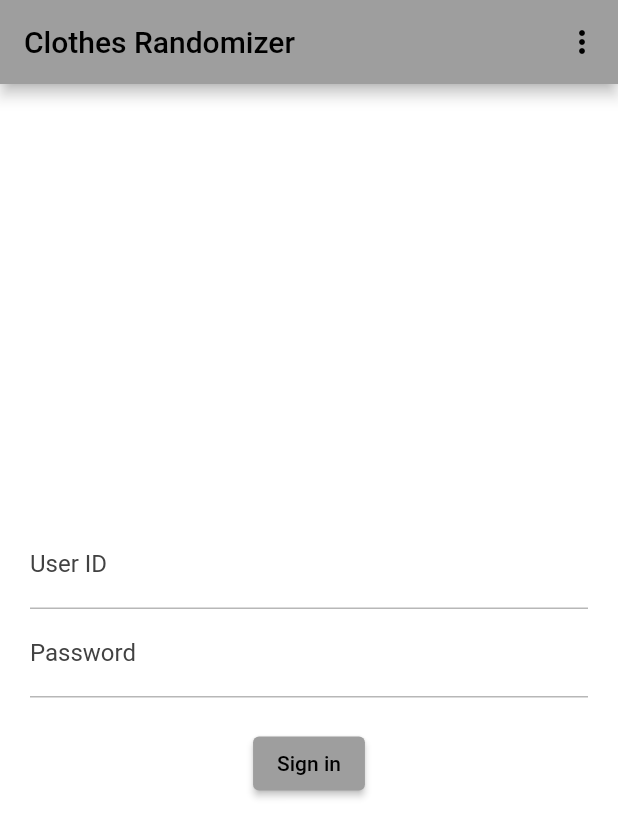
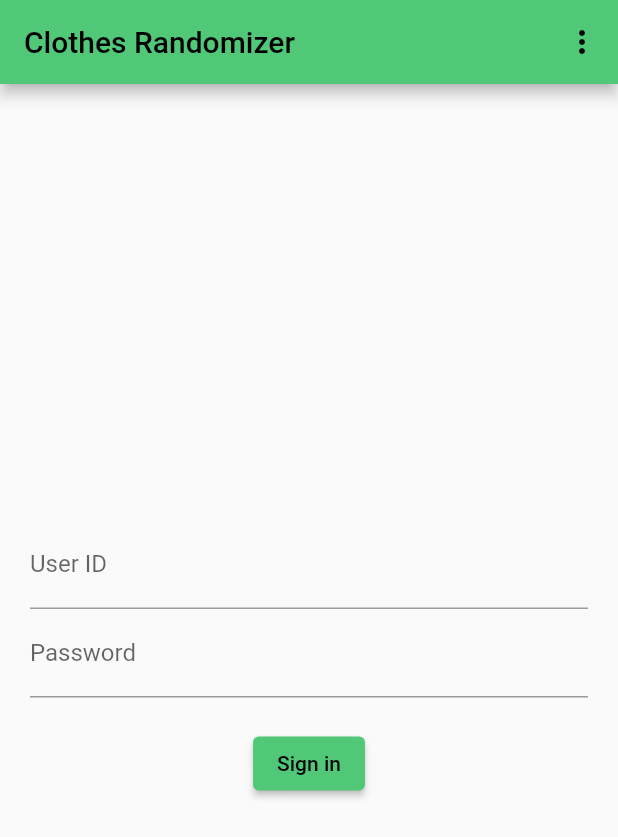
Before and after one commit to GuiRitter/ClothesRandomizerApp, a Flutter app: the screen it shows after launch, on a phone screen of 412 x 824 dp. Shown: the top 837 px of the screen. Run offline on Flutter 3.47's test engine with Material 2 defaults, Android fonts, the phone set to English and light mode, and no system bars; our stand-ins replace dio, shared_preferences; generated files the repository leaves out were written again.

Commit message:
added provisional colors until color scheme bugs can be fixed

```diff
--- a/lib/themes/dark.theme.dart
+++ b/lib/themes/dark.theme.dart
@@ -1,31 +1,67 @@
-import 'package:clothes_randomizer_app/themes/system.theme.dart';
 import 'package:flutter/material.dart';
 
 ThemeData dark({
   required BuildContext context,
 }) =>
-    getTheme(
-      brightness: Brightness.dark,
-      context: context,
-      primary: Colors.grey.shade700,
-      onPrimary: Colors.white,
-      onSurface: Colors.grey.shade500,
-      appBar: Colors.grey.shade700,
-      appBarShadow: Colors.grey,
-      bottomAppBarShadow: Colors.grey,
-      canvas: Colors.black,
-      card: Colors.grey.shade900,
-      dialogBackground: Colors.grey.shade900,
-      divider: Colors.grey.shade800,
-      listTileIcon: Colors.grey.shade500,
-      scaffoldBackground: Colors.black,
-      scrim: Colors.white54,
-      shadow: Colors.grey,
-      snackBarBackground: Colors.white,
-      snackBarContent: Colors.grey.shade700,
-      textBody: Colors.grey.shade500,
-      textDisplay: Colors.grey.shade600,
-      textButtonForeground: Colors.grey.shade500,
-      textFieldLabelBlurred: Colors.grey.shade500,
-      textFieldLabelFocused: Colors.grey.shade500,
+    ThemeData.dark().copyWith(
+      colorScheme: ColorScheme.fromSwatch(
+        primarySwatch: MaterialColor(
+          const Color(
+            0xFF006a2a,
+          ).value,
+          const {
+            50: Color(
+              0xFFe7f7eb,
+            ),
+            100: Color(
+              0xFFc4ebcf,
+            ),
+            200: Color(
+              0xFF9edeb0,
+            ),
+            300: Color(
+              0xFF73d290,
+            ),
+            400: Color(
+              0xFF50c878,
+            ),
+            500: Color(
+              0xFF24be60,
+            ),
+            600: Color(
+              0xFF19ae55,
+            ),
+            700: Color(
+              0xFF079b49,
+            ),
+            800: Color(
+              0xFF008a3e,
+            ),
+            900: Color(
+              0xFF006a2a,
+            ),
+          },
+        ),
+        accentColor: const Color.fromARGB(
+          255,
+          128,
+          255,
+          0,
+        ),
+        backgroundColor: const Color(
+          0xFF121212,
+        ),
+        brightness: Brightness.dark,
+        cardColor: const Color(
+          0xFF121212,
+        ),
+        errorColor: const Color(
+          0xFFCF6679,
+        ),
+      ),
+      appBarTheme: const AppBarTheme(
+        color: Color(
+          0xFF006a2a,
+        ),
+      ),
     );
--- a/lib/themes/light.theme.dart
+++ b/lib/themes/light.theme.dart
@@ -1,35 +1,60 @@
-import 'package:clothes_randomizer_app/themes/system.theme.dart';
 import 'package:flutter/material.dart';
 
 ThemeData light({
   required BuildContext context,
 }) =>
-    getTheme(
-      brightness: Brightness.light,
-      context: context,
-      primary: Colors.grey.shade500,
-      onPrimary: Colors.black,
-      onSurface: Colors.grey.shade800,
-      appBar: Colors.grey.shade500,
-      appBarShadow: Theme.of(
-        context,
-      ).shadowColor,
-      bottomAppBarShadow: Colors.grey,
-      canvas: Colors.white,
-      card: Colors.grey.shade300,
-      dialogBackground: Colors.grey.shade300,
-      divider: Colors.grey.shade400,
-      listTileIcon: Colors.grey.shade500,
-      scaffoldBackground: Colors.white,
-      scrim: Colors.black54,
-      shadow: Theme.of(
-        context,
-      ).shadowColor,
-      snackBarBackground: Colors.black,
-      snackBarContent: Colors.grey.shade500,
-      textBody: Colors.grey.shade800,
-      textDisplay: Colors.grey.shade600,
-      textButtonForeground: Colors.grey.shade800,
-      textFieldLabelBlurred: Colors.grey.shade800,
-      textFieldLabelFocused: Colors.grey.shade800,
+    ThemeData.light().copyWith(
+      colorScheme: ColorScheme.fromSwatch(
+        primarySwatch: MaterialColor(
+          const Color(
+            0xFF50C878,
+            // 0xFFe7f7eb,
+            // 0xFF006a2a,
+          ).value,
+          const {
+            50: Color(
+              0xFFe7f7eb,
+            ),
+            100: Color(
+              0xFFc4ebcf,
+            ),
+            200: Color(
+              0xFF9edeb0,
+            ),
+            300: Color(
+              0xFF73d290,
+            ),
+            400: Color(
+              0xFF50c878,
+            ),
+            500: Color(
+              0xFF24be60,
+            ),
+            600: Color(
+              0xFF19ae55,
+            ),
+            700: Color(
+              0xFF079b49,
+            ),
+            800: Color(
+              0xFF008a3e,
+            ),
+            900: Color(
+              0xFF006a2a,
+            ),
+          },
+        ),
+        accentColor: const Color.fromARGB(
+          255,
+          128,
+          255,
+          0,
+        ),
+        backgroundColor: Colors.white,
+        brightness: Brightness.light,
+        cardColor: Colors.white,
+        errorColor: const Color(
+          0xFFB00020,
+        ),
+      ),
     );
--- a/lib/ui/pages/home.page.dart
+++ b/lib/ui/pages/home.page.dart
@@ -1,6 +1,7 @@
 import 'package:clothes_randomizer_app/blocs/data.bloc.dart';
 import 'package:clothes_randomizer_app/models/local.model.dart';
 import 'package:clothes_randomizer_app/models/piece_of_clothing_type.model.dart';
+import 'package:clothes_randomizer_app/ui/widgets/app_bar_custom.widget.dart';
 import 'package:clothes_randomizer_app/ui/widgets/app_bar_popup_menu.widget.dart';
 import 'package:clothes_randomizer_app/ui/widgets/use.widget.dart';
 import 'package:clothes_randomizer_app/utils/logger.dart';
@@ -8,12 +9,12 @@ import 'package:flutter/material.dart';
 import 'package:flutter_gen/gen_l10n/app_localizations.dart';
 import 'package:provider/provider.dart';
 
+final GlobalKey appBarKey = GlobalKey();
+
 final _log = logger("HomePage");
 
 class HomePage extends StatelessWidget {
-  final GlobalKey _appBarKey = GlobalKey();
-
-  HomePage({
+  const HomePage({
     super.key,
   });
 
@@ -43,11 +44,8 @@ class HomePage extends StatelessWidget {
     );
 
     return Scaffold(
-      appBar: AppBar(
-        key: _appBarKey,
-        title: Text(
-          l10n.title,
-        ),
+      appBar: appBarCustom(
+        context: context,
         actions: [
           AppBarPopupMenuWidget.signedIn(),
         ],
@@ -206,7 +204,7 @@ class HomePage extends StatelessWidget {
       ),
     );
 
-    final BuildContext? context = _appBarKey.currentContext;
+    final BuildContext? context = appBarKey.currentContext;
 
     if (context != null) {
       final statefulElement = context as StatefulElement;
--- a/lib/ui/pages/tabs.page.dart
+++ b/lib/ui/pages/tabs.page.dart
@@ -40,7 +40,7 @@ class TabsPage extends StatelessWidget {
         }[entityBloc.state]!;
       }
 
-      return HomePage();
+      return const HomePage();
     } else {
       return const SignInPage();
     }
--- a/lib/ui/widgets/app_bar_custom.widget.dart
+++ b/lib/ui/widgets/app_bar_custom.widget.dart
@@ -1,3 +1,4 @@
+import 'package:clothes_randomizer_app/ui/pages/home.page.dart';
 import 'package:flutter/material.dart';
 import 'package:flutter_gen/gen_l10n/app_localizations.dart';
 
@@ -35,6 +36,7 @@ AppBar appBarCustom({
         );
 
   return AppBar(
+    key: appBarKey,
     leading: leading,
     title: title,
     actions: actions,
```
Also changed, not shown: lib/ui/pages/entity_read.page.dart (+5 -4 lines).
